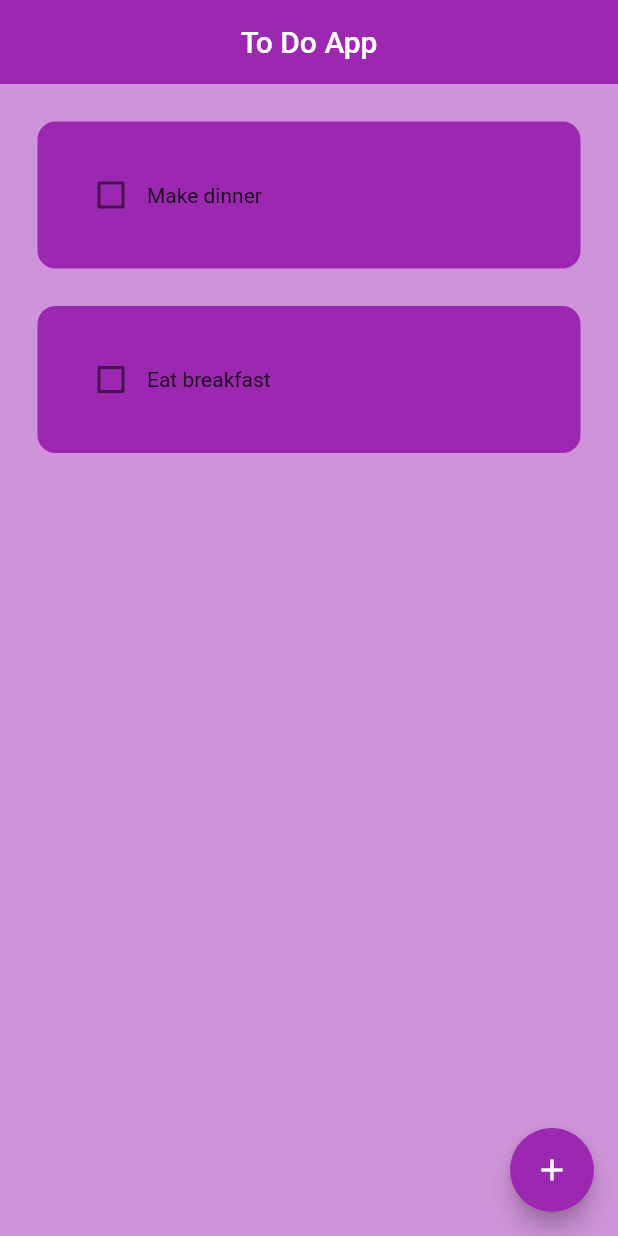
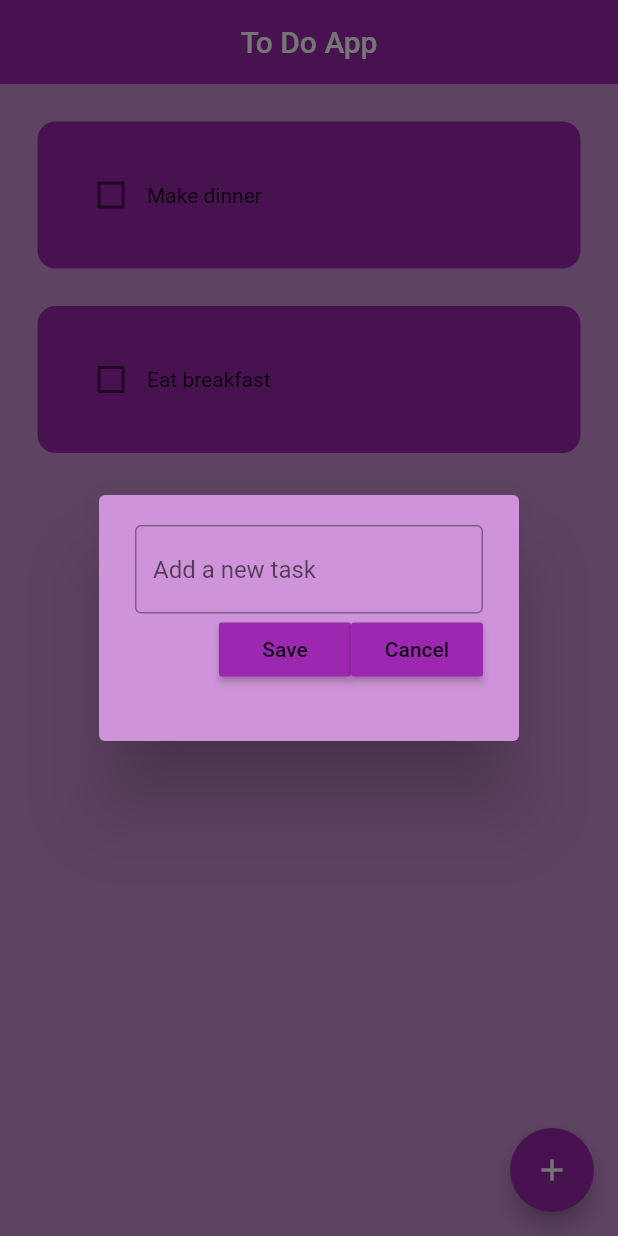
Before and after one commit to ameenakabir22/to_do_app, a Flutter app: the screen it shows after launch, after a tap on the "add" icon, on a phone screen of 412 x 824 dp. Run offline on Flutter 3.47's test engine with Material 2 defaults, Android fonts, the phone set to English and light mode, and no system bars.

Commit message:
i completed the method for creating new task and even added a save and cancel button

```diff
--- a/lib/todo_folder/home_page.dart
+++ b/lib/todo_folder/home_page.dart
@@ -26,7 +26,7 @@ class _HomePageState extends State<HomePage> {
     showDialog(
       context: context,
       builder: (context) {
-        return DialogBox();
+        return DialogBox(); // Pass an instance of DialogBox here
       },
     );
   }
@@ -41,7 +41,7 @@ class _HomePageState extends State<HomePage> {
       ),
       floatingActionButton: FloatingActionButton(
         onPressed: () {
-          createNewTask;
+          createNewTask();
         },
         child: Icon(Icons.add),
       ),
--- a/lib/utilities/dialog_box.dart
+++ b/lib/utilities/dialog_box.dart
@@ -1,4 +1,5 @@
 import 'package:flutter/material.dart';
+import 'package:helloworld/utilities/my_button.dart';
 
 class DialogBox extends StatelessWidget {
   const DialogBox({Key? key}) : super(key: key);
@@ -11,9 +12,21 @@ class DialogBox extends StatelessWidget {
         height: 120,
         child: Column(children: [
           //user input
-          TextField()
+          TextField(
+            decoration: InputDecoration(
+                border: OutlineInputBorder(), hintText: "Add a new task"),
+          ),
 
           // button -> save and cancel
+          Row(
+            mainAxisAlignment: MainAxisAlignment.end,
+            children: [
+              // save buttton
+              MyButton(text: "Save", onPressed: () {}),
+              // cancel button
+              MyButton(text: "Cancel", onPressed: () {})
+            ],
+          )
         ]),
       ),
     );
--- /dev/null
+++ b/lib/utilities/my_button.dart
@@ -0,0 +1,18 @@
+import 'package:flutter/material.dart';
+
+class MyButton extends StatelessWidget {
+  final String text;
+  final VoidCallback onPressed;
+
+  const MyButton({Key? key, required this.text, required this.onPressed})
+      : super(key: key);
+
+  @override
+  Widget build(BuildContext context) {
+    return MaterialButton(
+      color: Theme.of(context).primaryColor,
+      onPressed: onPressed,
+      child: Text(text),
+    );
+  }
+}
```
